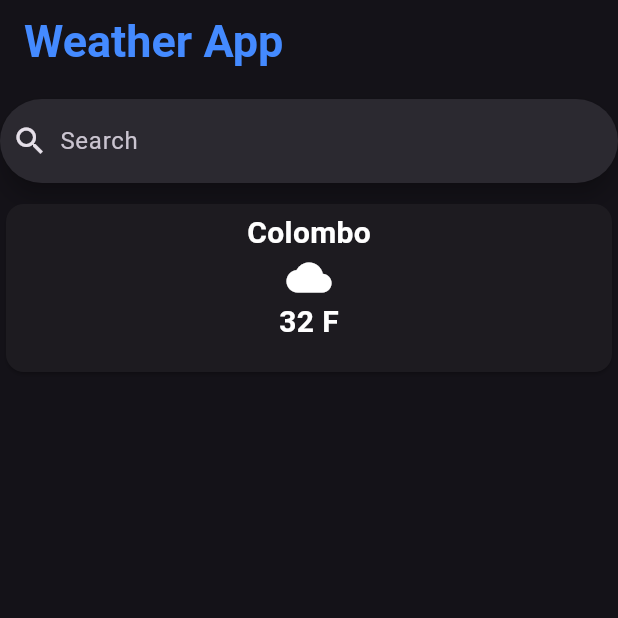
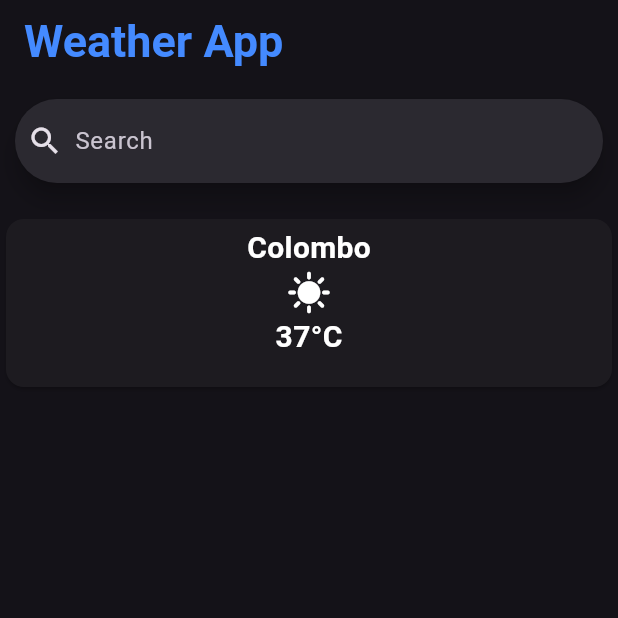
Before and after one commit to CharithaR96/weatherApp, a Flutter app: the screen it shows after launch, on a phone screen of 412 x 824 dp, the top half of it. Run offline on Flutter 3.47's test engine with Material 3 defaults, Android fonts, the phone set to English and light mode, and no system bars.

Commit message:
Separate class for forecast

```diff
--- /dev/null
+++ b/weather_app/lib/city_forecast.dart
@@ -0,0 +1,52 @@
+import 'package:flutter/material.dart';
+
+class CityForecast extends StatelessWidget {
+  //Constructor
+  final String location;
+  final String value;
+  final IconData weatherIcon;
+
+  const CityForecast({
+    super.key,
+    required this.location,
+    required this.value,
+    required this.weatherIcon,
+  });
+
+  @override
+  Widget build(BuildContext context) {
+    return SizedBox(
+      height: 120,
+      width: MediaQuery.of(context).size.width,
+      child: Card(
+        child: Padding(
+          padding: const EdgeInsets.all(5.0),
+          child: Column(
+            children: [
+              Text(
+                location,
+                style: TextStyle(
+                  color: Colors.white,
+                  fontSize: 20,
+                  fontWeight: FontWeight.bold,
+                ),
+              ),
+              Icon(
+                weatherIcon,
+                size: 30,
+              ),
+              Text(
+                ('$value°C'),
+                style: TextStyle(
+                  color: Colors.white,
+                  fontSize: 20,
+                  fontWeight: FontWeight.bold,
+                ),
+              ),
+            ],
+          ),
+        ),
+      ),
+    );
+  }
+}
--- a/weather_app/lib/home_page.dart
+++ b/weather_app/lib/home_page.dart
@@ -1,4 +1,5 @@
 import 'package:flutter/material.dart';
+import 'package:weather_app/city_forecast.dart';
 
 var _controller = TextEditingController();
 var searchList = [];
@@ -19,61 +20,36 @@ class HomePage extends StatelessWidget {
           ),
         ),
       ),
-      body: Padding(
-        padding: const EdgeInsets.fromLTRB(0, 10.0, 0, 10.0),
-        child: Column(
+      body: Column(
         children: [
           //Search Bar
-            SearchBar(
+          Padding(
+            padding: const EdgeInsets.all(10.0),
+            child: SearchBar(
               hintText: 'Search',
               leading: Icon(
                 Icons.search,
+              ),
             ),
           ),
           const SizedBox(
             height: 10,
           ),
           //Search list
-            Row(
-              children: [
-                SizedBox(
-                  height: 120,
-                  width: MediaQuery.of(context).size.width,
-                  child: Card(
-                    child: Padding(
-                      padding: const EdgeInsets.all(5.0),
+          SingleChildScrollView(
+            scrollDirection: Axis.vertical,
             child: Column(
               children: [
-                          Text(
-                            'Colombo',
-                            style: TextStyle(
-                              color: Colors.white,
-                              fontSize: 20,
-                              fontWeight: FontWeight.bold,
+                CityForecast(
+                  location: 'Colombo',
+                  value: '37',
+                  weatherIcon: Icons.sunny,
                 ),
-                          ),
-                          Icon(
-                            Icons.cloud,
-                            size: 30,
-                          ),
-                          Text(
-                            '32 F',
-                            style: TextStyle(
-                              color: Colors.white,
-                              fontSize: 20,
-                              fontWeight: FontWeight.bold,
+              ],
             ),
           ),
         ],
       ),
-                    ),
-                  ),
-                ),
-              ],
-            ),
-          ],
-        ),
-      ),
     );
   }
 }
```
Lines whose indentation alone changed are shown as unchanged.
